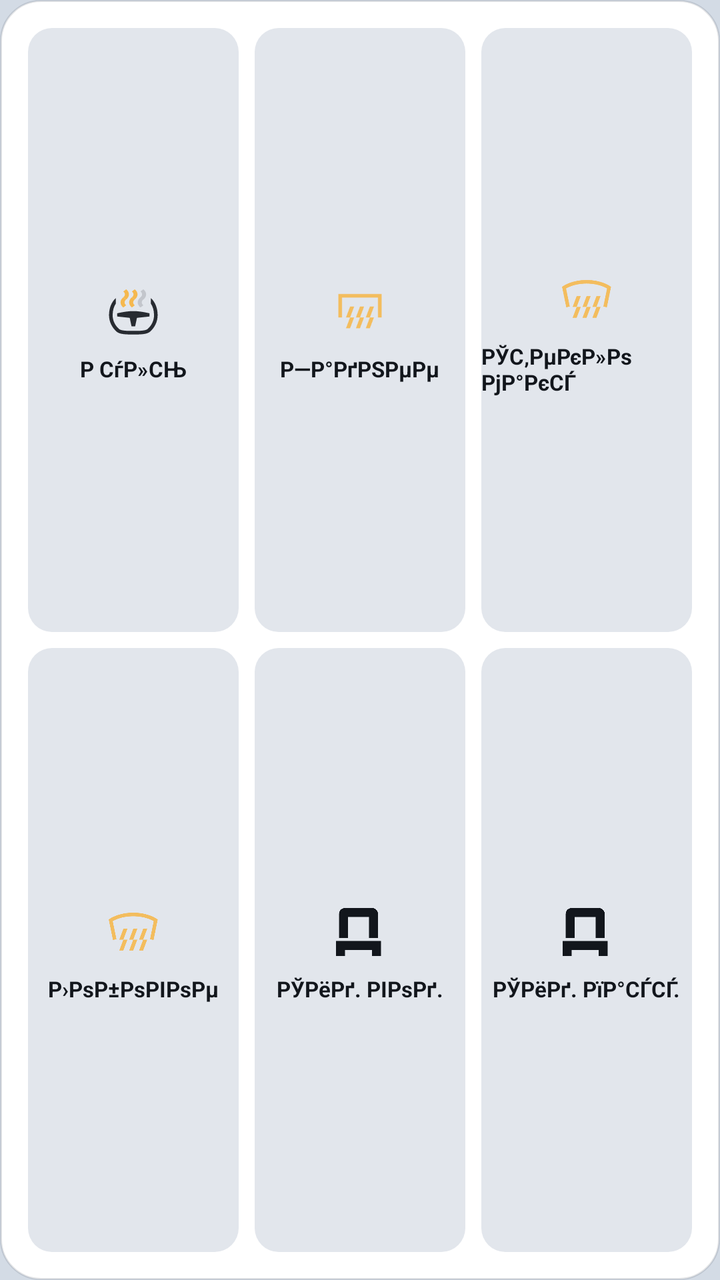
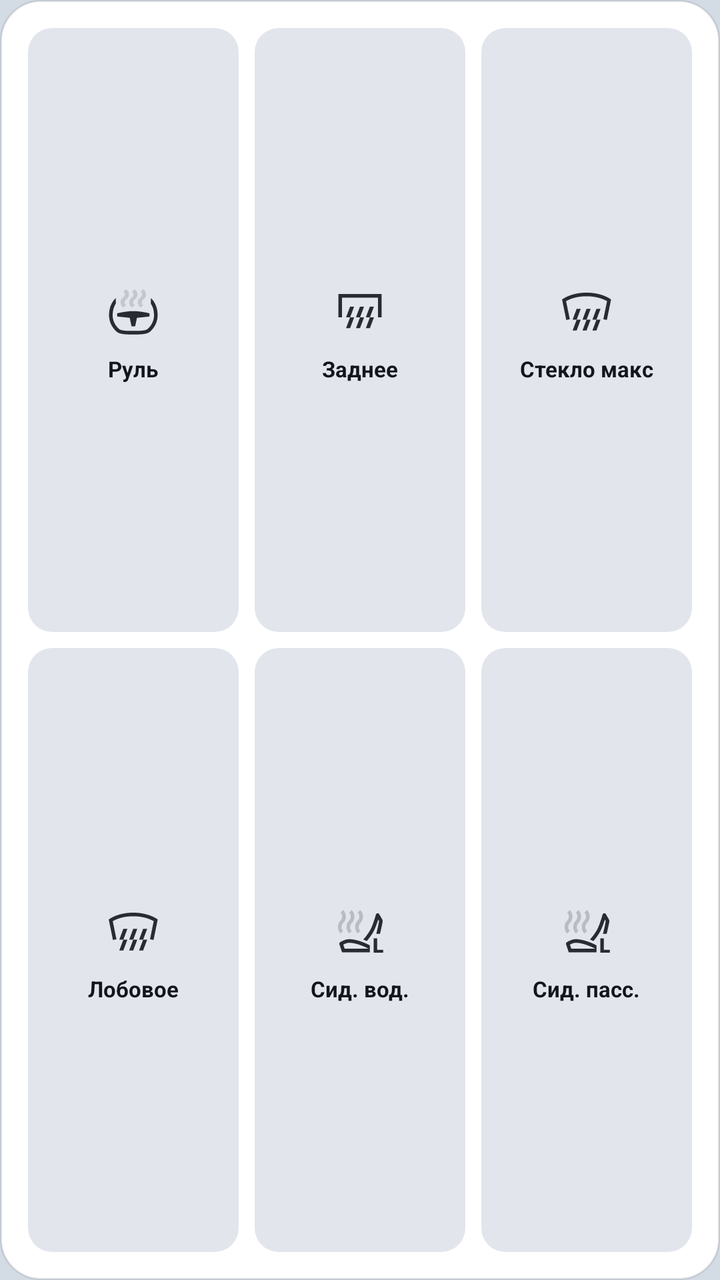

Compare the two renders of this Android layout. The source of the first and the diff that turns it into the second are given below.
<!-- AndroidManifest.xml: application theme Theme.EX2ToolsIV -->
<!-- res/layout/widget_heating_test.xml -->
<?xml version="1.0" encoding="utf-8"?>
<FrameLayout
    android:id="@+id/widget_root" xmlns:android="http://schemas.android.com/apk/res/android"
    android:layout_width="match_parent"
    android:layout_height="match_parent">
    <TextView
        android:id="@+id/widget_bg_layer"
        android:background="@drawable/widget_card_bg_100"
        android:layout_width="match_parent"
        android:layout_height="match_parent"
        android:text=""/>
    <LinearLayout
        android:orientation="vertical"
        android:padding="14dp"
        android:layout_width="match_parent"
        android:layout_height="match_parent">
        <TextView
            android:textSize="10sp"
            android:textStyle="bold"
            android:textColor="@color/cx_text_muted"
            android:id="@+id/txt_heat_header"
            android:visibility="gone"
            android:layout_width="match_parent"
            android:layout_height="0dp"
            android:text="РћР‘РћР“Р Р•Р’Р«"
            android:letterSpacing="0.06"/>
        <LinearLayout
            android:orientation="horizontal"
            android:layout_width="match_parent"
            android:layout_height="0dp"
            android:layout_weight="1">
            <LinearLayout
                android:gravity="center"
                android:orientation="vertical"
                android:id="@+id/chip_wheel_heat"
                android:background="@drawable/widget_chip_idle"
                android:layout_width="0dp"
                android:layout_height="match_parent"
                android:layout_weight="1"
                android:layout_marginEnd="4dp">
                <ImageView
                    android:layout_width="36dp"
                    android:layout_height="36dp"
                    android:src="@drawable/ic_widget_steering_wheel"/>
                <TextView
                    android:textSize="11sp"
                    android:textStyle="bold"
                    android:textColor="@color/cx_text_primary"
                    android:id="@+id/txt_wheel_heat"
                    android:layout_width="wrap_content"
                    android:layout_height="wrap_content"
                    android:layout_marginTop="3dp"
                    android:text="Р СѓР»СЊ"/>
            </LinearLayout>
            <LinearLayout
                android:gravity="center"
                android:orientation="vertical"
                android:id="@+id/chip_front_rear_defrost"
                android:background="@drawable/widget_chip_idle"
                android:layout_width="0dp"
                android:layout_height="match_parent"
                android:layout_weight="1"
                android:layout_marginStart="4dp"
                android:layout_marginEnd="4dp">
                <ImageView
                    android:layout_width="36dp"
                    android:layout_height="36dp"
                    android:src="@drawable/ic_widget_defrost_rear"/>
                <TextView
                    android:textSize="11sp"
                    android:textStyle="bold"
                    android:textColor="@color/cx_text_primary"
                    android:id="@+id/txt_front_rear_defrost"
                    android:layout_width="wrap_content"
                    android:layout_height="wrap_content"
                    android:layout_marginTop="3dp"
                    android:text="Р—Р°РґРЅРµРµ"/>
            </LinearLayout>
            <LinearLayout
                android:gravity="center"
                android:orientation="vertical"
                android:id="@+id/chip_front_max_defrost"
                android:background="@drawable/widget_chip_idle"
                android:layout_width="0dp"
                android:layout_height="match_parent"
                android:layout_weight="1"
                android:layout_marginStart="4dp">
                <ImageView
                    android:layout_width="36dp"
                    android:layout_height="36dp"
                    android:src="@drawable/ic_widget_defrost_front"/>
                <TextView
                    android:textSize="11sp"
                    android:textStyle="bold"
                    android:textColor="@color/cx_text_primary"
                    android:id="@+id/txt_front_max_defrost"
                    android:layout_width="wrap_content"
                    android:layout_height="wrap_content"
                    android:layout_marginTop="3dp"
                    android:text="РЎС‚РµРєР»Рѕ РјР°РєСЃ"/>
            </LinearLayout>
        </LinearLayout>
        <TextView
            android:layout_width="match_parent"
            android:layout_height="8dp"
            android:text=""/>
        <LinearLayout
            android:orientation="horizontal"
            android:layout_width="match_parent"
            android:layout_height="0dp"
            android:layout_weight="1">
            <LinearLayout
                android:gravity="center"
                android:orientation="vertical"
                android:id="@+id/chip_windshield_heat"
                android:background="@drawable/widget_chip_idle"
                android:layout_width="0dp"
                android:layout_height="match_parent"
                android:layout_weight="1"
                android:layout_marginEnd="4dp">
                <ImageView
                    android:layout_width="36dp"
                    android:layout_height="36dp"
                    android:src="@drawable/ic_widget_defrost_front"/>
                <TextView
                    android:textSize="11sp"
                    android:textStyle="bold"
                    android:textColor="@color/cx_text_primary"
                    android:id="@+id/txt_windshield_heat"
                    android:layout_width="wrap_content"
                    android:layout_height="wrap_content"
                    android:layout_marginTop="3dp"
                    android:text="Р›РѕР±РѕРІРѕРµ"/>
            </LinearLayout>
            <LinearLayout
                android:gravity="center"
                android:orientation="vertical"
                android:id="@+id/chip_seat_heat_driver"
                android:background="@drawable/widget_chip_idle"
                android:layout_width="0dp"
                android:layout_height="match_parent"
                android:layout_weight="1"
                android:layout_marginStart="4dp"
                android:layout_marginEnd="4dp">
                <ImageView
                    android:layout_width="36dp"
                    android:layout_height="36dp"
                    android:src="@drawable/ic_widget_seat"/>
                <TextView
                    android:textSize="11sp"
                    android:textStyle="bold"
                    android:textColor="@color/cx_text_primary"
                    android:id="@+id/txt_seat_heat_driver"
                    android:layout_width="wrap_content"
                    android:layout_height="wrap_content"
                    android:layout_marginTop="3dp"
                    android:text="РЎРёРґ. РІРѕРґ."/>
            </LinearLayout>
            <LinearLayout
                android:gravity="center"
                android:orientation="vertical"
                android:id="@+id/chip_seat_heat_passenger"
                android:background="@drawable/widget_chip_idle"
                android:layout_width="0dp"
                android:layout_height="match_parent"
                android:layout_weight="1"
                android:layout_marginStart="4dp">
                <ImageView
                    android:layout_width="36dp"
                    android:layout_height="36dp"
                    android:src="@drawable/ic_widget_seat"/>
                <TextView
                    android:textSize="11sp"
                    android:textStyle="bold"
                    android:textColor="@color/cx_text_primary"
                    android:id="@+id/txt_seat_heat_passenger"
                    android:layout_width="wrap_content"
                    android:layout_height="wrap_content"
                    android:layout_marginTop="3dp"
                    android:text="РЎРёРґ. РїР°СЃСЃ."/>
            </LinearLayout>
        </LinearLayout>
    </LinearLayout>
</FrameLayout>
<!-- resources referenced by this layout -->
<resources>
  <color name="cx_text_muted">#6B7684</color>
  <!-- drawable ic_widget_defrost_front (drawable) -->
  <?xml version="1.0" encoding="utf-8"?>
  <vector xmlns:android="http://schemas.android.com/apk/res/android"
      android:height="24dp"
      android:width="24dp"
      android:viewportWidth="64"
      android:viewportHeight="64">
      <path
          android:fillColor="@color/cx_warning"
          android:pathData="M13.702,22.363L16.679,36.878L17.001,38.446L13.866,39.089L13.545,37.521L10.344,21.921L10.137,20.908L10.975,20.303L11.912,21.6C10.975,20.303 10.976,20.302 10.976,20.302L10.978,20.301L10.981,20.299L10.989,20.293L11.014,20.275C11.033,20.261 11.061,20.243 11.094,20.219C11.163,20.173 11.259,20.109 11.383,20.029C11.631,19.87 11.991,19.65 12.458,19.39C13.393,18.869 14.762,18.185 16.541,17.505C20.098,16.145 25.292,14.8 31.912,14.8C38.532,14.8 43.726,16.145 47.283,17.505C49.061,18.185 50.431,18.869 51.366,19.39C51.833,19.65 52.193,19.87 52.441,20.029C52.565,20.109 52.661,20.173 52.729,20.219C52.763,20.243 52.79,20.261 52.81,20.275L52.835,20.293L52.843,20.299L52.846,20.301L52.847,20.302C52.848,20.302 52.849,20.303 51.912,21.6L52.849,20.303L53.687,20.908L53.479,21.921L50.279,37.521L49.958,39.089L46.823,38.446L47.145,36.878L50.122,22.363C50.025,22.307 49.921,22.248 49.808,22.185C48.993,21.731 47.763,21.115 46.14,20.494C42.898,19.254 38.092,18 31.912,18C25.732,18 20.926,19.254 17.683,20.494C16.061,21.115 14.83,21.731 14.016,22.185C13.903,22.248 13.798,22.307 13.702,22.363Z"
          android:fillAlpha="0.9"
          android:fillType="evenOdd"/>
      <path
          android:fillColor="@color/cx_warning"
          android:pathData="M23.112,29.2H26.712L23.112,38.8H19.512L23.112,29.2ZM23.112,38.8L26.712,38.8L23.112,48.4H19.512L23.112,38.8ZM35.512,29.2H31.912L28.312,38.8H31.912L28.312,48.4H31.912L35.512,38.8L31.912,38.8L35.512,29.2ZM40.712,29.2H44.312L40.712,38.8H44.312L40.712,48.4H37.112L40.712,38.8H37.112L40.712,29.2Z"
          android:fillAlpha="0.9"
          android:fillType="evenOdd"/>
  </vector>
  <!-- drawable ic_widget_defrost_rear (drawable) -->
  <?xml version="1.0" encoding="utf-8"?>
  <vector xmlns:android="http://schemas.android.com/apk/res/android"
      android:height="24dp"
      android:width="24dp"
      android:viewportWidth="64"
      android:viewportHeight="64">
      <path
          android:fillColor="@color/cx_warning"
          android:pathData="M15.999,19.2V36.8H12.799V16L14.704,16H49.294L51.199,16V36.8H47.999V19.2H15.999Z"
          android:fillAlpha="0.9"
          android:fillType="evenOdd"/>
      <path
          android:fillColor="@color/cx_warning"
          android:pathData="M26.792,27.199H23.192L19.592,36.799H23.192L26.792,27.199ZM35.591,27.199H31.991L28.391,36.799H31.991L35.591,27.199ZM40.792,27.199H44.392L40.792,36.799H37.192L40.792,27.199ZM26.792,36.8H23.192L19.592,46.4H23.192L26.792,36.8ZM31.991,36.8H35.591L31.991,46.4H28.391L31.991,36.8ZM44.392,36.8H40.792L37.192,46.4H40.792L44.392,36.8Z"
          android:fillAlpha="0.9"
          android:fillType="evenOdd"/>
  </vector>
  <!-- drawable ic_widget_seat (drawable) -->
  <?xml version="1.0" encoding="utf-8"?>
  <vector xmlns:android="http://schemas.android.com/apk/res/android"
      android:height="24dp"
      android:width="24dp"
      android:viewportWidth="24"
      android:viewportHeight="24">
      <path
          android:fillColor="@color/cx_text_primary"
          android:pathData="M7,4 L16,4 A2,2 0 0,1 18,6 L18,14 L15,14 L15,7 L8,7 L8,14 L5,14 L5,6 A2,2 0 0,1 7,4 Z"/>
      <path
          android:fillColor="@color/cx_text_primary"
          android:pathData="M4,15 L19,15 L19,20 L16,20 L16,18 L7,18 L7,20 L4,20 Z"/>
  </vector>
  <!-- drawable ic_widget_steering_wheel: vector/xml drawable (drawable, 2634 chars, omitted) -->
  <color name="cx_warning">#F5B84E</color>
  <color name="cx_surface_alt">#E2E6EC</color>
  <color name="flyme_blue">#1368FB</color>
  <color name="flyme_white">#FFFFFF</color>
  <color name="transparent">#00000000</color>
  <color name="flyme_red">#D21E30</color>
  <!-- unchanged entries left out for length: 11 -->
</resources>

<!-- the commit's change to res/layout/widget_heating_test.xml (unified diff, before → after) -->
@@ -22,7 +22,7 @@
             android:visibility="gone"
             android:layout_width="match_parent"
             android:layout_height="0dp"
-            android:text="РћР‘РћР“Р Р•Р’Р«"
+            android:text="ОБОГРЕВЫ"
             android:letterSpacing="0.06"/>
         <LinearLayout
             android:orientation="horizontal"
@@ -41,7 +41,8 @@
                 <ImageView
                     android:layout_width="36dp"
                     android:layout_height="36dp"
-                    android:src="@drawable/ic_widget_steering_wheel"/>
+                    android:src="@drawable/ic_climate_wheel_heat"
+                    android:tint="@color/cx_text_primary" />
                 <TextView
                     android:textSize="11sp"
                     android:textStyle="bold"
@@ -50,7 +51,7 @@
                     android:layout_width="wrap_content"
                     android:layout_height="wrap_content"
                     android:layout_marginTop="3dp"
-                    android:text="Р СѓР»СЊ"/>
+                    android:text="Руль"/>
             </LinearLayout>
             <LinearLayout
                 android:gravity="center"
@@ -65,7 +66,8 @@
                 <ImageView
                     android:layout_width="36dp"
                     android:layout_height="36dp"
-                    android:src="@drawable/ic_widget_defrost_rear"/>
+                    android:src="@drawable/ic_climate_rear_defrost"
+                    android:tint="@color/cx_text_primary" />
                 <TextView
                     android:textSize="11sp"
                     android:textStyle="bold"
@@ -74,7 +76,7 @@
                     android:layout_width="wrap_content"
                     android:layout_height="wrap_content"
                     android:layout_marginTop="3dp"
-                    android:text="Р—Р°РґРЅРµРµ"/>
+                    android:text="Заднее"/>
             </LinearLayout>
             <LinearLayout
                 android:gravity="center"
@@ -88,7 +90,8 @@
                 <ImageView
                     android:layout_width="36dp"
                     android:layout_height="36dp"
-                    android:src="@drawable/ic_widget_defrost_front"/>
+                    android:src="@drawable/ic_climate_front_defrost"
+                    android:tint="@color/cx_text_primary" />
                 <TextView
                     android:textSize="11sp"
                     android:textStyle="bold"
@@ -97,7 +100,7 @@
                     android:layout_width="wrap_content"
                     android:layout_height="wrap_content"
                     android:layout_marginTop="3dp"
-                    android:text="РЎС‚РµРєР»Рѕ РјР°РєСЃ"/>
+                    android:text="Стекло макс"/>
             </LinearLayout>
         </LinearLayout>
         <TextView
@@ -121,7 +124,8 @@
                 <ImageView
                     android:layout_width="36dp"
                     android:layout_height="36dp"
-                    android:src="@drawable/ic_widget_defrost_front"/>
+                    android:src="@drawable/ic_climate_front_defrost"
+                    android:tint="@color/cx_text_primary" />
                 <TextView
                     android:textSize="11sp"
                     android:textStyle="bold"
@@ -130,7 +134,7 @@
                     android:layout_width="wrap_content"
                     android:layout_height="wrap_content"
                     android:layout_marginTop="3dp"
-                    android:text="Р›РѕР±РѕРІРѕРµ"/>
+                    android:text="Лобовое"/>
             </LinearLayout>
             <LinearLayout
                 android:gravity="center"
@@ -145,7 +149,8 @@
                 <ImageView
                     android:layout_width="36dp"
                     android:layout_height="36dp"
-                    android:src="@drawable/ic_widget_seat"/>
+                    android:src="@drawable/ic_climate_seat_heat"
+                    android:tint="@color/cx_text_primary" />
                 <TextView
                     android:textSize="11sp"
                     android:textStyle="bold"
@@ -154,7 +159,7 @@
                     android:layout_width="wrap_content"
                     android:layout_height="wrap_content"
                     android:layout_marginTop="3dp"
-                    android:text="РЎРёРґ. РІРѕРґ."/>
+                    android:text="Сид. вод."/>
             </LinearLayout>
             <LinearLayout
                 android:gravity="center"
@@ -168,7 +173,8 @@
                 <ImageView
                     android:layout_width="36dp"
                     android:layout_height="36dp"
-                    android:src="@drawable/ic_widget_seat"/>
+                    android:src="@drawable/ic_climate_seat_heat"
+                    android:tint="@color/cx_text_primary" />
                 <TextView
                     android:textSize="11sp"
                     android:textStyle="bold"
@@ -177,7 +183,7 @@
                     android:layout_width="wrap_content"
                     android:layout_height="wrap_content"
                     android:layout_marginTop="3dp"
-                    android:text="РЎРёРґ. РїР°СЃСЃ."/>
+                    android:text="Сид. пасс."/>
             </LinearLayout>
         </LinearLayout>
     </LinearLayout>
<!-- resource entries referenced after the edit -->
@@ -1,58 +1,44 @@
 <!-- resources referenced by this layout -->
 <resources>
   <color name="cx_text_muted">#6B7684</color>
-  <!-- drawable ic_widget_defrost_front (drawable) -->
+  <!-- drawable ic_climate_front_defrost (drawable) -->
   <?xml version="1.0" encoding="utf-8"?>
-  <vector xmlns:android="http://schemas.android.com/apk/res/android"
-      android:height="24dp"
-      android:width="24dp"
+  <vector
+      xmlns:android="http://schemas.android.com/apk/res/android"
+      android:height="64dp"
+      android:width="64dp"
       android:viewportWidth="64"
       android:viewportHeight="64">
+  
       <path
-          android:fillColor="@color/cx_warning"
-          android:pathData="M13.702,22.363L16.679,36.878L17.001,38.446L13.866,39.089L13.545,37.521L10.344,21.921L10.137,20.908L10.975,20.303L11.912,21.6C10.975,20.303 10.976,20.302 10.976,20.302L10.978,20.301L10.981,20.299L10.989,20.293L11.014,20.275C11.033,20.261 11.061,20.243 11.094,20.219C11.163,20.173 11.259,20.109 11.383,20.029C11.631,19.87 11.991,19.65 12.458,19.39C13.393,18.869 14.762,18.185 16.541,17.505C20.098,16.145 25.292,14.8 31.912,14.8C38.532,14.8 43.726,16.145 47.283,17.505C49.061,18.185 50.431,18.869 51.366,19.39C51.833,19.65 52.193,19.87 52.441,20.029C52.565,20.109 52.661,20.173 52.729,20.219C52.763,20.243 52.79,20.261 52.81,20.275L52.835,20.293L52.843,20.299L52.846,20.301L52.847,20.302C52.848,20.302 52.849,20.303 51.912,21.6L52.849,20.303L53.687,20.908L53.479,21.921L50.279,37.521L49.958,39.089L46.823,38.446L47.145,36.878L50.122,22.363C50.025,22.307 49.921,22.248 49.808,22.185C48.993,21.731 47.763,21.115 46.14,20.494C42.898,19.254 38.092,18 31.912,18C25.732,18 20.926,19.254 17.683,20.494C16.061,21.115 14.83,21.731 14.016,22.185C13.903,22.248 13.798,22.307 13.702,22.363Z"
+          android:fillColor="#000000"
+          android:pathData="M13.702,22.363L16.679,36.878L17.001,38.446L13.866,39.089L13.545,37.521L10.344,21.921L10.137,20.908L10.975,20.303L11.912,21.6C10.975,20.303 10.976,20.302 10.976,20.302L10.978,20.301L10.981,20.299L10.989,20.293L11.014,20.275C11.033,20.261 11.061,20.243 11.094,20.219C11.163,20.173 11.259,20.109 11.383,20.029C11.631,19.87 11.991,19.65 12.458,19.39C13.393,18.869 14.762,18.185 16.541,17.505C20.098,16.145 25.292,14.8 31.912,14.8C38.532,14.8 43.726,16.145 47.283,17.505C49.061,18.185 50.431,18.869 51.366,19.39C51.833,19.65 52.193,19.87 52.441,20.029C52.565,20.109 52.661,20.173 52.729,20.219C52.763,20.243 52.79,20.261 52.81,20.275L52.835,20.293L52.843,20.299L52.846,20.301L52.847,20.302C52.848,20.302 52.849,20.303 51.912,21.6L52.849,20.303L53.687,20.908L53.479,21.921L50.279,37.521L49.958,39.089L46.823,38.446L47.145,36.878L50.122,22.363C50.025,22.307 49.921,22.248 49.808,22.185C48.993,21.731 47.763,21.115 46.14,20.494C42.898,19.254 38.092,18 31.912,18C25.732,18 20.926,19.254 17.683,20.494C16.061,21.115 14.83,21.731 14.016,22.185C13.903,22.248 13.798,22.307 13.702,22.363ZM23.112,29.2H26.712L23.112,38.8H19.512L23.112,29.2ZM23.112,38.8L26.712,38.8L23.112,48.4H19.512L23.112,38.8ZM35.512,29.2H31.912L28.312,38.8H31.912L28.312,48.4H31.912L35.512,38.8L31.912,38.8L35.512,29.2ZM40.712,29.2H44.312L40.712,38.8H44.312L40.712,48.4H37.112L40.712,38.8H37.112L40.712,29.2Z"
           android:fillAlpha="0.9"
-          android:fillType="evenOdd"/>
-      <path
-          android:fillColor="@color/cx_warning"
-          android:pathData="M23.112,29.2H26.712L23.112,38.8H19.512L23.112,29.2ZM23.112,38.8L26.712,38.8L23.112,48.4H19.512L23.112,38.8ZM35.512,29.2H31.912L28.312,38.8H31.912L28.312,48.4H31.912L35.512,38.8L31.912,38.8L35.512,29.2ZM40.712,29.2H44.312L40.712,38.8H44.312L40.712,48.4H37.112L40.712,38.8H37.112L40.712,29.2Z"
-          android:fillAlpha="0.9"
-          android:fillType="evenOdd"/>
+          android:fillType="evenOdd" />
   </vector>
-  <!-- drawable ic_widget_defrost_rear (drawable) -->
+  <!-- drawable ic_climate_rear_defrost (drawable) -->
   <?xml version="1.0" encoding="utf-8"?>
-  <vector xmlns:android="http://schemas.android.com/apk/res/android"
-      android:height="24dp"
-      android:width="24dp"
+  <vector
+      xmlns:android="http://schemas.android.com/apk/res/android"
+      android:height="64dp"
+      android:width="64dp"
       android:viewportWidth="64"
       android:viewportHeight="64">
+  
       <path
-          android:fillColor="@color/cx_warning"
+          android:fillColor="#000000"
           android:pathData="M15.999,19.2V36.8H12.799V16L14.704,16H49.294L51.199,16V36.8H47.999V19.2H15.999Z"
           android:fillAlpha="0.9"
-          android:fillType="evenOdd"/>
+          android:fillType="evenOdd" />
+  
       <path
-          android:fillColor="@color/cx_warning"
+          android:fillColor="#000000"
           android:pathData="M26.792,27.199H23.192L19.592,36.799H23.192L26.792,27.199ZM35.591,27.199H31.991L28.391,36.799H31.991L35.591,27.199ZM40.792,27.199H44.392L40.792,36.799H37.192L40.792,27.199ZM26.792,36.8H23.192L19.592,46.4H23.192L26.792,36.8ZM31.991,36.8H35.591L31.991,46.4H28.391L31.991,36.8ZM44.392,36.8H40.792L37.192,46.4H40.792L44.392,36.8Z"
           android:fillAlpha="0.9"
-          android:fillType="evenOdd"/>
+          android:fillType="evenOdd" />
   </vector>
-  <!-- drawable ic_widget_seat (drawable) -->
-  <?xml version="1.0" encoding="utf-8"?>
-  <vector xmlns:android="http://schemas.android.com/apk/res/android"
-      android:height="24dp"
-      android:width="24dp"
-      android:viewportWidth="24"
-      android:viewportHeight="24">
-      <path
-          android:fillColor="@color/cx_text_primary"
-          android:pathData="M7,4 L16,4 A2,2 0 0,1 18,6 L18,14 L15,14 L15,7 L8,7 L8,14 L5,14 L5,6 A2,2 0 0,1 7,4 Z"/>
-      <path
-          android:fillColor="@color/cx_text_primary"
-          android:pathData="M4,15 L19,15 L19,20 L16,20 L16,18 L7,18 L7,20 L4,20 Z"/>
-  </vector>
-  <!-- drawable ic_widget_steering_wheel: vector/xml drawable (drawable, 2634 chars, omitted) -->
-  <color name="cx_warning">#F5B84E</color>
+  <!-- drawable ic_climate_seat_heat: vector/xml drawable (drawable, 3570 chars, omitted) -->
+  <!-- drawable ic_climate_wheel_heat: vector/xml drawable (drawable, 2699 chars, omitted) -->
   <color name="cx_surface_alt">#E2E6EC</color>
   <color name="flyme_blue">#1368FB</color>
   <color name="flyme_white">#FFFFFF</color>
